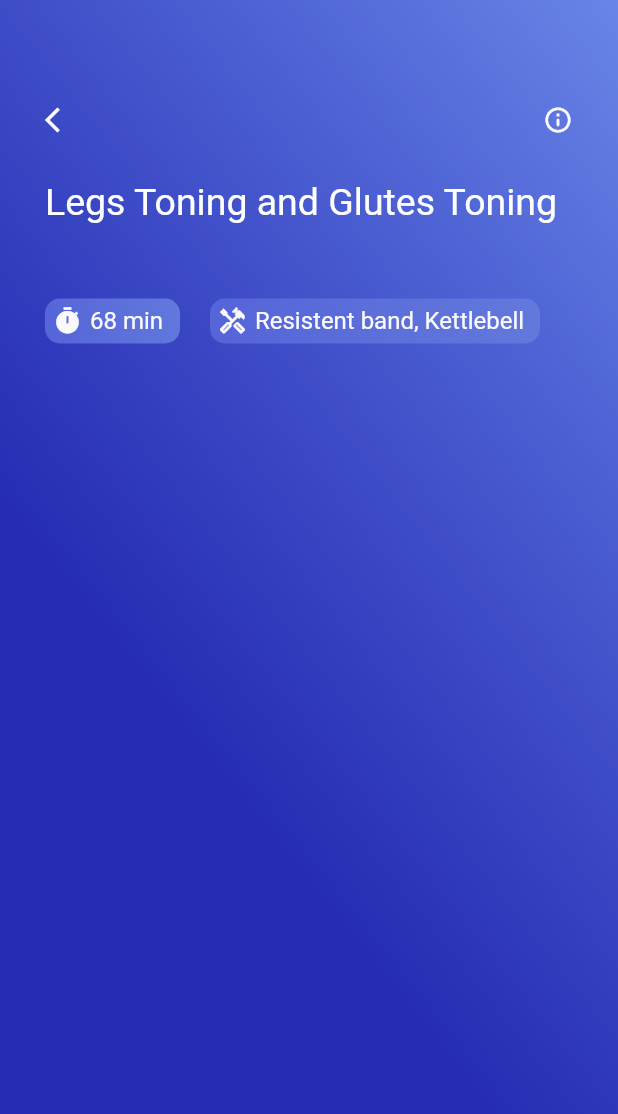
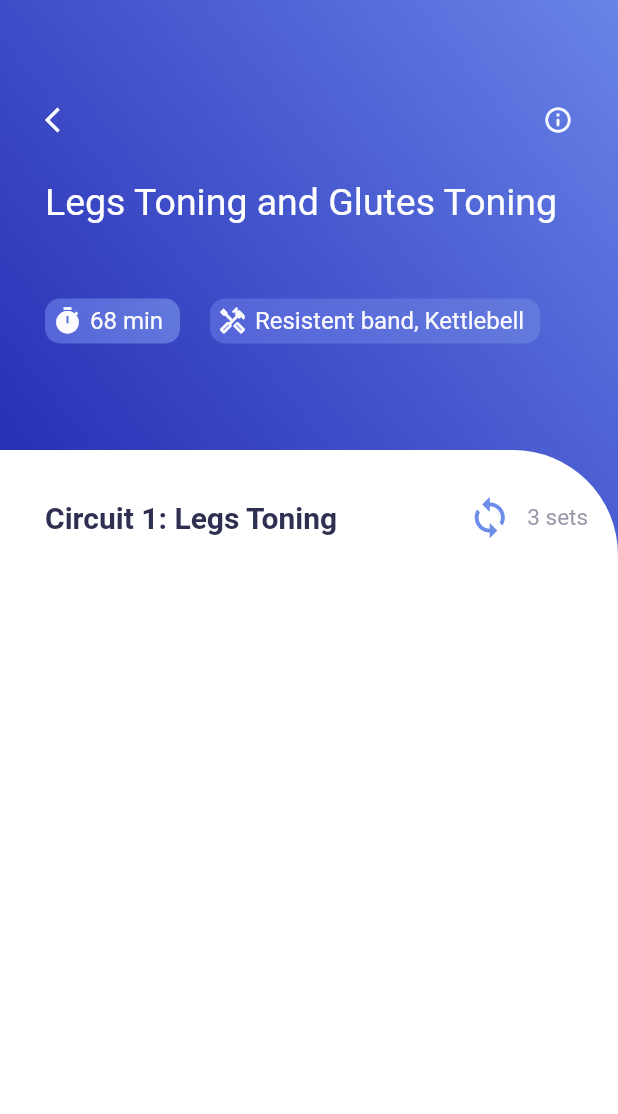
Before and after one commit to SamillyNunes/traning_app, a Flutter app: the ExerciseVideosPage screen opened directly, on a phone screen of 412 x 824 dp. Shown: the top 1114 px of the screen. Run offline on Flutter 3.47's test engine with Material 2 defaults, Android fonts, the phone set to English and light mode, and no system bars; our stand-ins replace get.

Commit message:
Navigatin with getx

```diff
--- a/lib/pages/exercise_videos/exercise_videos_page.dart
+++ b/lib/pages/exercise_videos/exercise_videos_page.dart
@@ -1,11 +1,40 @@
+import 'dart:convert';
+
+import 'package:flutter/cupertino.dart';
 import 'package:flutter/material.dart';
+import 'package:get/get.dart';
 import 'package:training_app/core/app_colors.dart';
 
 import 'widgets/app_badgets.dart';
 
 /// Página de detalhes e vídeos acerca de um tipo de exercício
-class ExerciseVideosPage extends StatelessWidget {
+class ExerciseVideosPage extends StatefulWidget {
   const ExerciseVideosPage({Key? key}) : super(key: key);
+
+  @override
+  State<ExerciseVideosPage> createState() => _ExerciseVideosPageState();
+}
+
+class _ExerciseVideosPageState extends State<ExerciseVideosPage> {
+  List info = [];
+
+  void _initData() {
+    DefaultAssetBundle.of(context)
+        .loadString("assets/json/video_info.json")
+        .then(
+      (value) {
+        setState(() {
+          info = json.decode(value);
+        });
+      },
+    );
+  }
+
+  @override
+  void initState() {
+    _initData();
+    super.initState();
+  }
 
   @override
   Widget build(BuildContext context) {
@@ -38,13 +67,18 @@ class ExerciseVideosPage extends StatelessWidget {
                 children: [
                   Row(
                     mainAxisAlignment: MainAxisAlignment.spaceBetween,
-                    children: const [
-                      Icon(
-                        Icons.arrow_back_ios,
-                        size: 20,
-                        color: AppColors.secondPageIconColor,
+                    children: [
+                      InkWell(
+                        onTap: () {
+                          Get.back();
+                        },
+                        child: const Icon(
+                          Icons.arrow_back_ios,
+                          size: 20,
+                          color: AppColors.secondPageIconColor,
+                        ),
                       ),
-                      Icon(
+                      const Icon(
                         Icons.info_outline_rounded,
                         size: 20,
                         color: AppColors.secondPageIconColor,
@@ -62,39 +96,6 @@ class ExerciseVideosPage extends StatelessWidget {
                   const SizedBox(height: 50),
                   Row(
                     children: const [
-                      // Container(
-                      //   width: 90,
-                      //   height: 30,
-                      //   decoration: BoxDecoration(
-                      //     borderRadius: BorderRadius.circular(10),
-                      //     gradient: const LinearGradient(
-                      //       colors: [
-                      //         AppColors.secondPageContainerGradient1stColor,
-                      //         AppColors.secondPageContainerGradient2ndColor,
-                      //       ],
-                      //       begin: Alignment.bottomLeft,
-                      //       end: Alignment.topRight,
-                      //     ),
-                      //   ),
-                      //   child: Row(
-                      //     mainAxisAlignment: MainAxisAlignment.center,
-                      //     children: const [
-                      //       Icon(
-                      //         Icons.timer,
-                      //         size: 20,
-                      //         color: AppColors.secondPageIconColor,
-                      //       ),
-                      //       SizedBox(width: 5),
-                      //       Text(
-                      //         "68 min",
-                      //         style: TextStyle(
-                      //           fontSize: 16,
-                      //           color: AppColors.secondPageIconColor,
-                      //         ),
-                      //       ),
-                      //     ],
-                      //   ),
-                      // ),
                       AppBadget(
                         icon: Icons.timer,
                         text: "68 min",
@@ -111,6 +112,52 @@ class ExerciseVideosPage extends StatelessWidget {
                 ],
               ),
             ),
+            Expanded(
+              child: Container(
+                padding: const EdgeInsets.only(left: 30, right: 20),
+                decoration: const BoxDecoration(
+                  color: Colors.white,
+                  borderRadius: BorderRadius.only(
+                    topRight: Radius.circular(70),
+                  ),
+                ),
+                child: Column(
+                  children: [
+                    const SizedBox(height: 30),
+                    Row(
+                      mainAxisAlignment: MainAxisAlignment.spaceBetween,
+                      children: [
+                        const Text(
+                          "Circuit 1: Legs Toning",
+                          style: TextStyle(
+                            fontSize: 20,
+                            fontWeight: FontWeight.bold,
+                            color: AppColors.circuitsColor,
+                          ),
+                        ),
+                        Row(
+                          children: const [
+                            Icon(
+                              Icons.loop,
+                              size: 30,
+                              color: AppColors.loopColor,
+                            ),
+                            SizedBox(width: 10),
+                            Text(
+                              "3 sets",
+                              style: TextStyle(
+                                fontSize: 15,
+                                color: AppColors.setsColor,
+                              ),
+                            ),
+                          ],
+                        ),
+                      ],
+                    ),
+                  ],
+                ),
+              ),
+            ),
           ],
         ),
       ),
--- a/pubspec.yaml
+++ b/pubspec.yaml
@@ -14,6 +14,7 @@ dependencies:
   flutter:
     sdk: flutter
   cupertino_icons: ^1.0.2
+  get: ^4.3.8
 
 dev_dependencies:
   flutter_test:
```
Also changed, not shown: lib/main.dart (+4 -3 lines), lib/pages/home/home_page.dart (+16 -9 lines), pubspec.lock.
